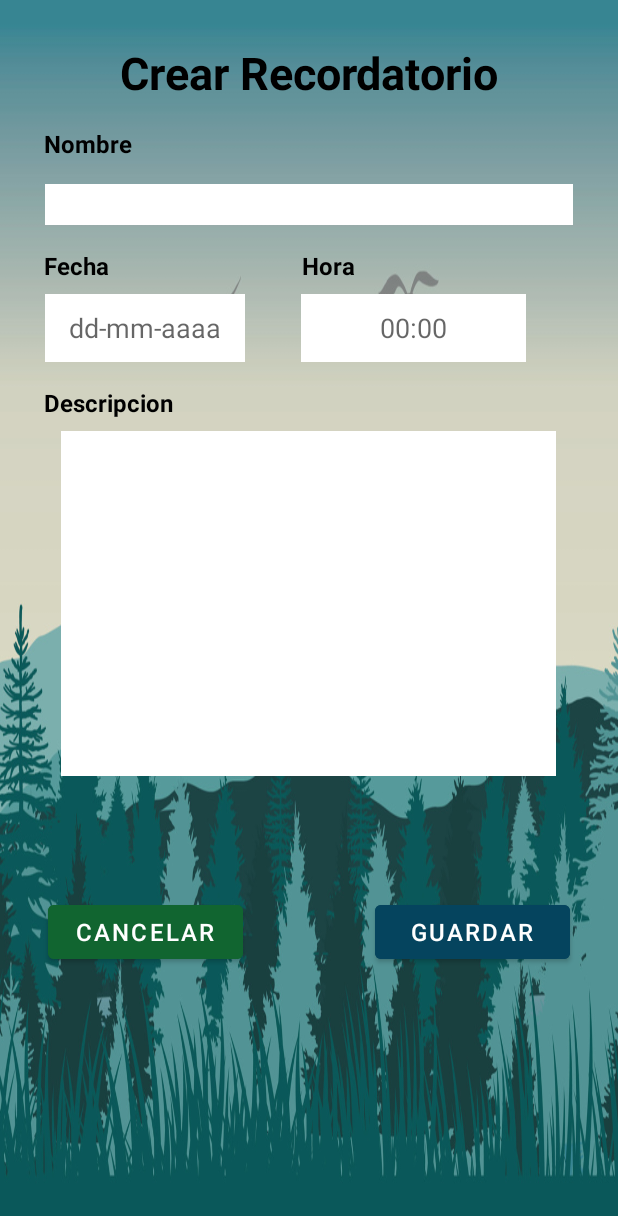
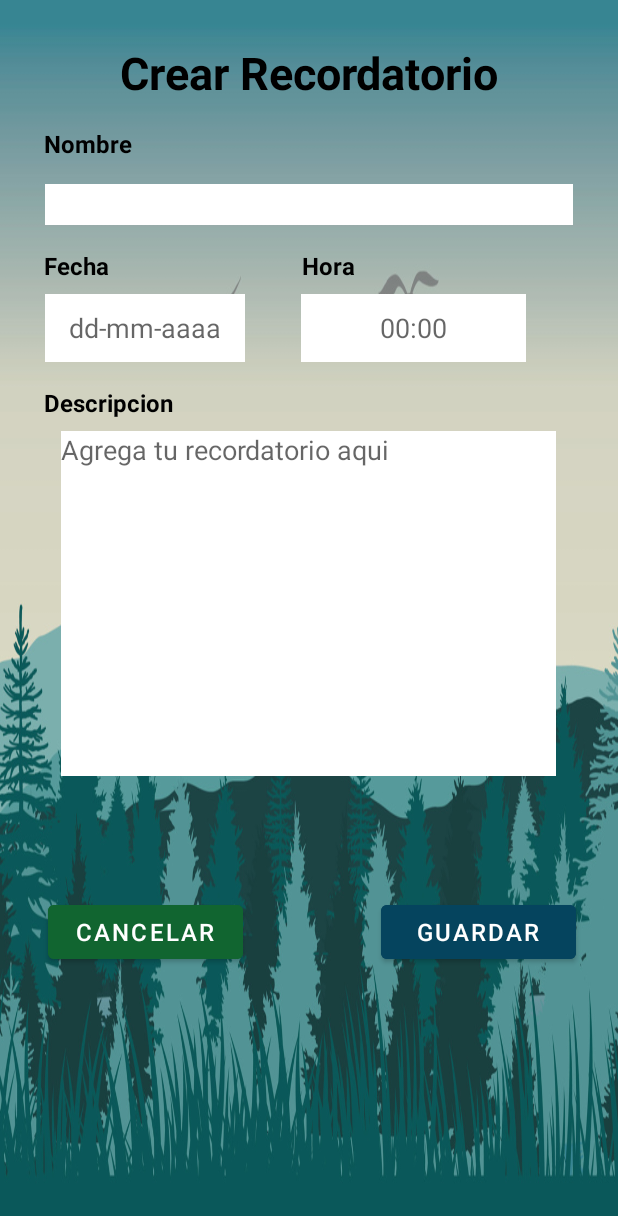
Before and after one commit to shekka12/AwichuPilfrut, an Android app: the CreateRemind screen opened directly, with no data from a screen before it, on a phone screen of 412 x 824 dp. Shown: the top 1216 px of the screen. Run offline under Robolectric (Android 15) with nearby library versions, the light colour scheme and no system bars; our stand-ins replace Firebase (no records; nobody signed in at launch, a user with empty details on screens opened directly).

Commit message:
Se creo las notas en la base de datos

```diff
--- a/app/src/main/AndroidManifest.xml
+++ b/app/src/main/AndroidManifest.xml
@@ -9,6 +9,9 @@
             android:roundIcon="@mipmap/ic_launcher_round"
             android:supportsRtl="true"
             android:theme="@style/Theme.Awichu">
+        <activity
+                android:name=".menuLateral.ui.recordatorios.AddNote"
+                android:exported="true"/>
         <activity
                 android:name=".menuLateral.ui.recordatorios.CreateRemind"
                 android:exported="true"/>
--- a/app/src/main/java/com/umss/awichu/menuLateral/ui/recordatorios/CreateRemind.kt
+++ b/app/src/main/java/com/umss/awichu/menuLateral/ui/recordatorios/CreateRemind.kt
@@ -1,10 +1,15 @@
 package com.umss.awichu.menuLateral.ui.recordatorios
 
+import android.content.Intent
 import androidx.appcompat.app.AppCompatActivity
 import android.os.Bundle
+import android.widget.Button
+import android.widget.EditText
+import androidx.appcompat.app.AlertDialog
 import androidx.recyclerview.widget.RecyclerView
 import com.google.android.material.floatingactionbutton.FloatingActionButton
 import com.umss.awichu.R
+import com.umss.awichu.botonesInferiores.crearRecordatorio
 import kotlinx.android.synthetic.main.activity_create_remind.*
 import kotlinx.android.synthetic.main.fragment_home.*
 import java.time.Year
@@ -12,19 +17,46 @@ import java.time.Year
 class CreateRemind : AppCompatActivity() {
 
     //Note
-    //private lateinit var recyclerView: RecyclerView
-    //private lateinit var fab: FloatingActionButton
+    private lateinit var noteEditText: EditText
+    private lateinit var addNoteButton: Button
+    private  lateinit var buttonCancelRemind: Button
+    private lateinit var noteDao: NoteDao
     //
 
     override fun onCreate(savedInstanceState: Bundle?) {
         super.onCreate(savedInstanceState)
         setContentView(R.layout.activity_create_remind)
 
+        //DatePicker and TimePicker
         editTextDateP.setOnClickListener{showDatePickerDialog()}
 
         editTextTime.setOnClickListener{showTimePickerDialog()}
+        //DatePicker and TimePicker
+
+        //Add Note
+        noteEditText = findViewById(R.id.noteEditText)
+        addNoteButton = findViewById(R.id.addNoteButton)
+        noteDao = NoteDao()
+        //
+
+        addNoteButton.setOnClickListener{
+            val note = noteEditText.text.toString()
+            if(note.isNotEmpty()){
+                //Ir a crearRecordatorio
+                //Ahora creamos la nota para añadirlo en firebase
+                noteDao.addNote(note)
+                val intent = Intent(this, crearRecordatorio::class.java)
+                startActivity(intent)
+            }
+        }
+
+        //buttonCancelRemind.setOnClickListener {
+          //
+        //}
+
     }
 
+    //DatePicker and TimePicker
     private fun showTimePickerDialog() {
         val timePicker = TimePickerFragment {onTimeSelected(it)}
 
@@ -43,4 +75,6 @@ class CreateRemind : AppCompatActivity() {
     fun onDateSelected(day:Int, month:Int, year: Int){
         editTextDateP.setText("$day/$month/$year")
     }
+    //DatePicker and TimePicker
+
 }
--- a/app/src/main/java/com/umss/awichu/menuLateral/ui/recordatorios/DatePickerFragment.kt
+++ b/app/src/main/java/com/umss/awichu/menuLateral/ui/recordatorios/DatePickerFragment.kt
@@ -6,7 +6,6 @@ import android.content.Context
 import android.os.Bundle
 import android.widget.DatePicker
 import androidx.fragment.app.DialogFragment
-import java.time.Month
 import java.util.*
 
 class DatePickerFragment (val listener: (day:Int, month:Int, year:Int) -> Unit): DialogFragment(),
--- /dev/null
+++ b/app/src/main/java/com/umss/awichu/menuLateral/ui/recordatorios/NoteDao.kt
@@ -0,0 +1,22 @@
+package com.umss.awichu.menuLateral.ui.recordatorios
+
+import com.google.firebase.auth.ktx.auth
+import com.google.firebase.firestore.FirebaseFirestore
+import com.google.firebase.firestore.ktx.firestore
+import com.google.firebase.ktx.Firebase
+
+class NoteDao {
+
+     private val db = FirebaseFirestore.getInstance() // get db Instance
+    //val db = Firebase.firestore // get db Instance
+    val noteCollection = db.collection("Notes") // we create notes collections
+    //we also need auth for currenUsesId
+    private val mAuth = Firebase.auth
+
+    fun addNote(text: String){
+        val currentUserId = mAuth.currentUser!!.uid
+        val note = Note(text, currentUserId)
+        noteCollection.document().set(note)
+    }
+
+}
--- a/app/src/main/java/com/umss/awichu/presentation/authentification/registro/view/RegisterActivity.kt
+++ b/app/src/main/java/com/umss/awichu/presentation/authentification/registro/view/RegisterActivity.kt
@@ -115,7 +115,7 @@ class RegisterActivity : BaseActivity(), RegisterContract.registerView {
 
 
         if(presenter.chechEmptyLastname(lastname)) {
-            etx_lastname.error = "ingrese un apellido"
+            etx_lastname.error = "Ingrese un apellido"
             return
         }else{
             if(lastname.length < 2 && lastname.length >= 1) {
--- a/app/src/main/res/layout/activity_create_remind.xml
+++ b/app/src/main/res/layout/activity_create_remind.xml
@@ -41,7 +41,7 @@
                 app:layout_constraintEnd_toEndOf="parent"
                 app:layout_constraintStart_toStartOf="parent"
                 app:layout_constraintHorizontal_bias="0.083"/>
-        <TextView
+        <EditText
                 android:id="@+id/text_slideshow5"
                 android:layout_width="match_parent"
                 android:layout_height="wrap_content"
@@ -141,7 +141,8 @@
                 android:inputType="textMultiLine"
                 android:gravity="start|top"
                 android:ems="10"
-                android:id="@+id/editTextTextMultiLine"
+                android:id="@+id/noteEditText"
+                android:hint="Agrega tu recordatorio aqui"
                 android:background="@color/white"
                 android:minHeight="48dp"
                 app:layout_constraintTop_toBottomOf="@+id/textView18"
@@ -158,7 +159,7 @@
                 android:id="@+id/buttonCancelRemind"
                 android:backgroundTint="#116530"
                 android:textSize="16dp"
-                app:layout_constraintTop_toBottomOf="@+id/editTextTextMultiLine"
+                app:layout_constraintTop_toBottomOf="@+id/noteEditText"
                 app:layout_constraintStart_toStartOf="parent"
                 android:layout_marginTop="80dp"
                 android:layout_marginStart="32dp"/>
@@ -166,12 +167,12 @@
                 android:text="Guardar"
                 android:layout_width="130dp"
                 android:layout_height="wrap_content"
-                android:id="@+id/buttonSaveRemind"
+                android:id="@+id/addNoteButton"
                 android:backgroundTint="#05445E"
                 android:textSize="16dp"
                 app:layout_constraintEnd_toEndOf="parent"
-                app:layout_constraintTop_toBottomOf="@+id/editTextTextMultiLine"
-                android:layout_marginEnd="32dp"
+                app:layout_constraintTop_toBottomOf="@+id/noteEditText"
+                android:layout_marginEnd="28dp"
                 android:layout_marginTop="80dp"/>
 
     </androidx.constraintlayout.widget.ConstraintLayout>
--- a/app/src/main/res/values-night/themes.xml
+++ b/app/src/main/res/values-night/themes.xml
@@ -3,8 +3,8 @@
     <style name="Theme.Awichu"
            parent="Theme.MaterialComponents.DayNight.DarkActionBar">
         <!-- Primary brand color. -->
-        <item name="colorPrimary">@color/purple_200</item>
-        <item name="colorPrimaryVariant">@color/purple_700</item>
+        <item name="colorPrimary">@color/black</item>
+        <item name="colorPrimaryVariant">@color/black</item>
         <item name="colorOnPrimary">@color/black</item>
         <!-- Secondary brand color. -->
         <item name="colorSecondary">@color/teal_200</item>
```
Also changed, not shown: app/src/main/java/com/umss/awichu/botonesInferiores/BotonRecordatorios.kt (+8 -0 lines), app/src/main/java/com/umss/awichu/botonesInferiores/crearRecordatorio.kt (+63 -7 lines), app/src/main/java/com/umss/awichu/menuLateral/ui/recordatorios/AddNote.kt (+3 -9 lines), app/src/main/java/com/umss/awichu/menuLateral/ui/recordatorios/Note.kt (added, +7 -0 lines), app/src/main/java/com/umss/awichu/menuLateral/ui/recordatorios/RVAdaptor.kt (added, +27 -0 lines), app/src/main/res/layout/activity_add_note.xml (added, +10 -0 lines), app/src/main/res/layout/fragment_acerca_de.xml (+10 -1 lines), app/src/main/res/layout/fragment_boton_recordatorios.xml (+28 -17 lines), app/src/main/res/layout/item_rv.xml (added, +28 -0 lines).
